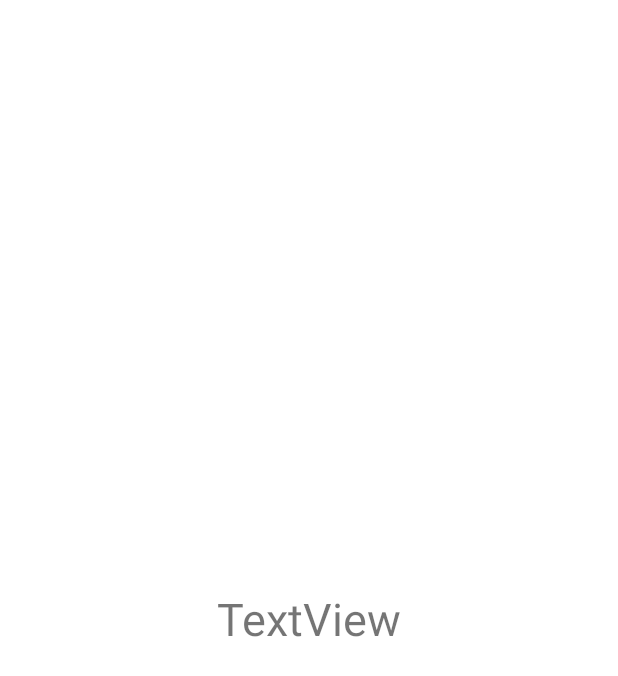
After one commit to Alex-Sauer/MyCalculatorApp, an Android app: the layout activity_solve.xml on its own in the app's theme, with its tools: preview values and no code run, on a phone screen of 412 x 824 dp. The commit adds this screen. Shown: the top 676 px of the screen. Run offline under Robolectric (Android 15) with nearby library versions, the phone set to English and light mode, and no system bars.

```diff
--- a/app/src/main/AndroidManifest.xml
+++ b/app/src/main/AndroidManifest.xml
@@ -14,6 +14,9 @@
         android:theme="@style/Theme.MyCalcApp"
         tools:targetApi="31">
         <activity
+            android:name=".Solve"
+            android:exported="false" />
+        <activity
             android:name=".MainActivity"
             android:exported="true">
             <intent-filter>
--- /dev/null
+++ b/app/src/main/res/layout/activity_solve.xml
@@ -0,0 +1,20 @@
+<?xml version="1.0" encoding="utf-8"?>
+<androidx.constraintlayout.widget.ConstraintLayout xmlns:android="http://schemas.android.com/apk/res/android"
+    xmlns:app="http://schemas.android.com/apk/res-auto"
+    xmlns:tools="http://schemas.android.com/tools"
+    android:layout_width="match_parent"
+    android:layout_height="match_parent"
+    tools:context=".Solve">
+
+    <TextView
+        android:id="@+id/textView"
+        android:layout_width="wrap_content"
+        android:layout_height="wrap_content"
+        android:text="TextView"
+        android:textSize="30dp"
+        app:layout_constraintBottom_toBottomOf="parent"
+        app:layout_constraintEnd_toEndOf="parent"
+        app:layout_constraintHorizontal_bias="0.5"
+        app:layout_constraintStart_toStartOf="parent"
+        app:layout_constraintTop_toTopOf="parent" />
+</androidx.constraintlayout.widget.ConstraintLayout>
```
Also changed, not shown: app/src/main/java/com/example/mycalcapp/MainActivity.java (+31 -0 lines), app/src/main/java/com/example/mycalcapp/Solve.java (added, +21 -0 lines), app/src/main/res/layout/activity_main.xml (+70 -3 lines).
